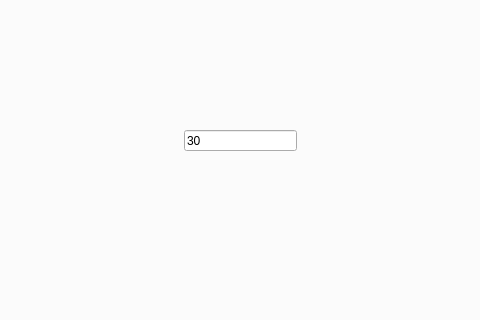
TomatoClock0/TomatoClock_team, file TomatoClock/tomatoclock.ui: the form before one commit; both pictures show x 262 to 742 and y 109 to 429 of the 1007 by 629 pixel window.
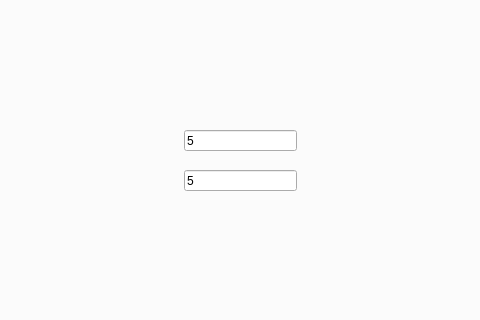
The form after the commit. The open tabs and pages were chosen to show the change.

```diff
--- a/TomatoClock/tomatoclock.ui
+++ b/TomatoClock/tomatoclock.ui
@@ -166,7 +166,20 @@
        </rect>
       </property>
       <property name="text">
-       <string>30</string>
+       <string>5</string>
+      </property>
+     </widget>
+     <widget class="QLineEdit" name="clock1">
+      <property name="geometry">
+       <rect>
+        <x>360</x>
+        <y>230</y>
+        <width>113</width>
+        <height>21</height>
+       </rect>
+      </property>
+      <property name="text">
+       <string>5</string>
       </property>
      </widget>
     </widget>
```
Left out of the diff: 4 changed lines with no effect on the pictures.
